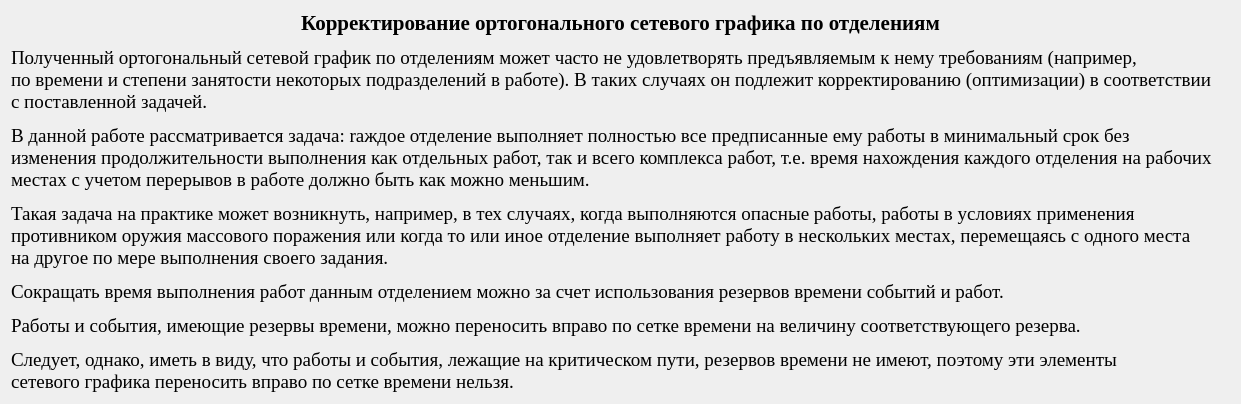
Above: qt_designer_ui/TextTask6.ui from IvaMarin/Project-Network-Diagram-App before the change. Below: the same form after it.
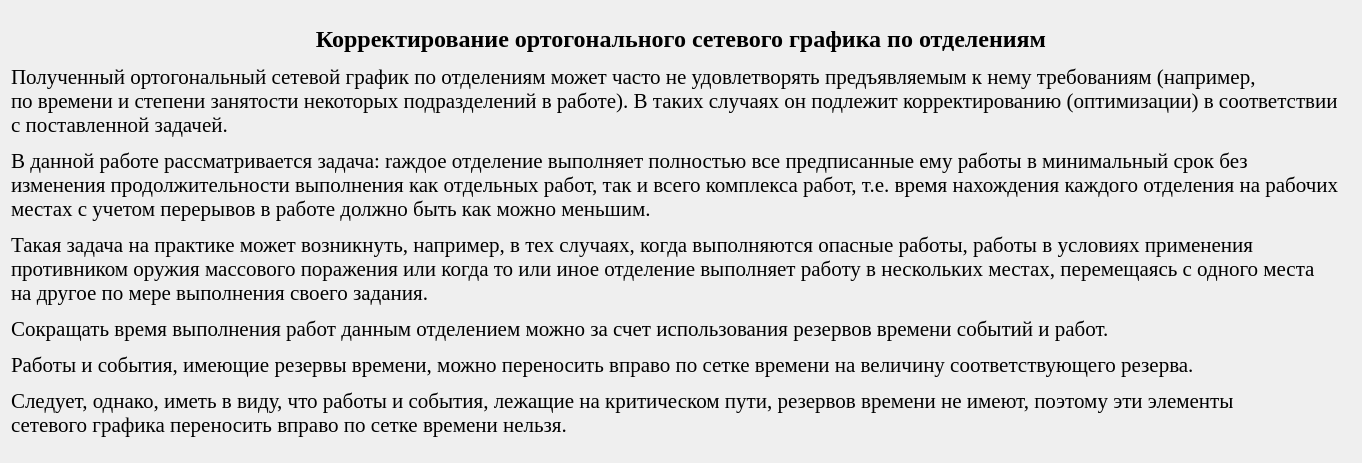
That is the form after the change.

Commit message: задания поправил шрифты

What changed in the file:
```diff
--- a/qt_designer_ui/TextTask6.ui
+++ b/qt_designer_ui/TextTask6.ui
@@ -6,8 +6,8 @@
    <rect>
     <x>0</x>
     <y>0</y>
-    <width>1241</width>
-    <height>400</height>
+    <width>1362</width>
+    <height>463</height>
    </rect>
   </property>
   <property name="windowTitle">
@@ -22,7 +22,7 @@
       </font>
      </property>
      <property name="text">
-      <string>&lt;html&gt;&lt;head/&gt;&lt;body&gt;&lt;p align=&quot;center&quot;&gt;&lt;span style=&quot; font-size:16pt; font-weight:600;&quot;&gt;Корректирование ортогонального сетевого графика по отделениям&lt;/span&gt;&lt;/p&gt;&lt;p align=&quot;justify&quot;&gt;&lt;span style=&quot; font-size:14pt;&quot;&gt;          Полученный ортогональный сетевой график по отделениям может часто не удовлетворять предъявляемым к нему требованиям (например, &lt;br/&gt;по времени и степени занятости некоторых подразделений в работе). В таких случаях он подлежит корректированию (оптимизации) в соответствии &lt;br/&gt;с поставленной задачей.&lt;/span&gt;&lt;/p&gt;&lt;p align=&quot;justify&quot;&gt;&lt;span style=&quot; font-size:14pt;&quot;&gt;          В данной работе рассматривается задача: rаждое отделение выполняет полностью все предписанные ему работы в минимальный срок без &lt;br/&gt;изменения продолжительности выполнения как отдельных работ, так и всего комплекса работ, т.е. время нахождения каждого отделения на рабочих&lt;br/&gt;местах с учетом перерывов в работе должно быть как можно меньшим.&lt;/span&gt;&lt;/p&gt;&lt;p align=&quot;justify&quot;&gt;&lt;span style=&quot; font-size:14pt;&quot;&gt;          Такая задача на практике может возникнуть, например, в тех случаях, когда выполняются опасные работы, работы в условиях применения &lt;br/&gt;противником оружия массового поражения или когда то или иное отделение выполняет работу в нескольких местах, перемещаясь с одного места &lt;br/&gt;на другое по мере выполнения своего задания.&lt;/span&gt;&lt;/p&gt;&lt;p align=&quot;justify&quot;&gt;&lt;span style=&quot; font-size:14pt;&quot;&gt;          Сокращать время выполнения работ данным отделением можно за счет использования резервов времени событий и работ. &lt;/span&gt;&lt;/p&gt;&lt;p align=&quot;justify&quot;&gt;&lt;span style=&quot; font-size:14pt;&quot;&gt;          Работы и события, имеющие резервы времени, можно переносить вправо по сетке времени на величину соответствующего резерва.&lt;/span&gt;&lt;/p&gt;&lt;p align=&quot;justify&quot;&gt;&lt;span style=&quot; font-size:14pt;&quot;&gt;          Следует, однако, иметь в виду, что работы и события, лежащие на критическом пути, резервов времени не имеют, поэтому эти элементы &lt;br/&gt;сетевого графика переносить вправо по сетке времени нельзя.&lt;/span&gt;&lt;/p&gt;&lt;/body&gt;&lt;/html&gt;</string>
+      <string>&lt;html&gt;&lt;head/&gt;&lt;body&gt;&lt;p align=&quot;center&quot;&gt;&lt;span style=&quot; font-size:18pt; font-weight:600;&quot;&gt;Корректирование ортогонального сетевого графика по отделениям&lt;/span&gt;&lt;/p&gt;&lt;p align=&quot;justify&quot;&gt;&lt;span style=&quot; font-size:16pt;&quot;&gt;Полученный ортогональный сетевой график по отделениям может часто не удовлетворять предъявляемым к нему требованиям (например, &lt;br/&gt;по времени и степени занятости некоторых подразделений в работе). В таких случаях он подлежит корректированию (оптимизации) в соответствии &lt;br/&gt;с поставленной задачей.&lt;/span&gt;&lt;/p&gt;&lt;p align=&quot;justify&quot;&gt;&lt;span style=&quot; font-size:16pt;&quot;&gt;В данной работе рассматривается задача: rаждое отделение выполняет полностью все предписанные ему работы в минимальный срок без &lt;br/&gt;изменения продолжительности выполнения как отдельных работ, так и всего комплекса работ, т.е. время нахождения каждого отделения на рабочих&lt;br/&gt;местах с учетом перерывов в работе должно быть как можно меньшим.&lt;/span&gt;&lt;/p&gt;&lt;p align=&quot;justify&quot;&gt;&lt;span style=&quot; font-size:16pt;&quot;&gt;Такая задача на практике может возникнуть, например, в тех случаях, когда выполняются опасные работы, работы в условиях применения &lt;br/&gt;противником оружия массового поражения или когда то или иное отделение выполняет работу в нескольких местах, перемещаясь с одного места &lt;br/&gt;на другое по мере выполнения своего задания.&lt;/span&gt;&lt;/p&gt;&lt;p align=&quot;justify&quot;&gt;&lt;span style=&quot; font-size:16pt;&quot;&gt;Сокращать время выполнения работ данным отделением можно за счет использования резервов времени событий и работ. &lt;/span&gt;&lt;/p&gt;&lt;p align=&quot;justify&quot;&gt;&lt;span style=&quot; font-size:16pt;&quot;&gt;Работы и события, имеющие резервы времени, можно переносить вправо по сетке времени на величину соответствующего резерва.&lt;/span&gt;&lt;/p&gt;&lt;p align=&quot;justify&quot;&gt;&lt;span style=&quot; font-size:16pt;&quot;&gt;Следует, однако, иметь в виду, что работы и события, лежащие на критическом пути, резервов времени не имеют, поэтому эти элементы &lt;br/&gt;сетевого графика переносить вправо по сетке времени нельзя.&lt;/span&gt;&lt;/p&gt;&lt;/body&gt;&lt;/html&gt;</string>
      </property>
     </widget>
    </item>
```
The commit also changes 10 other files.
